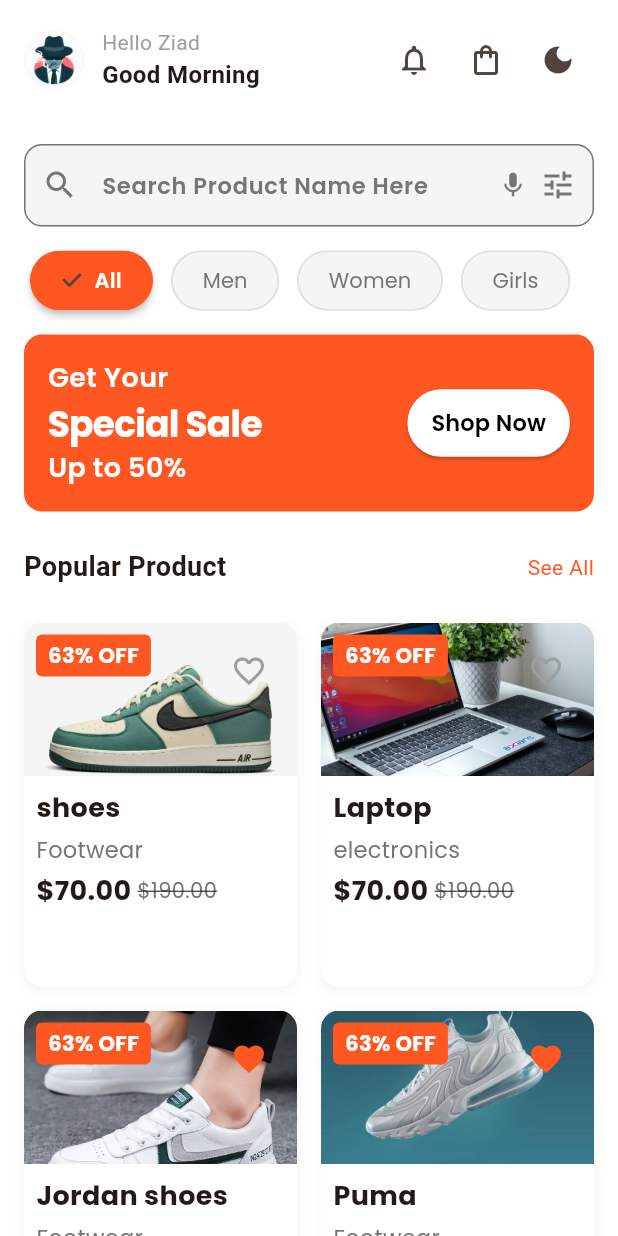
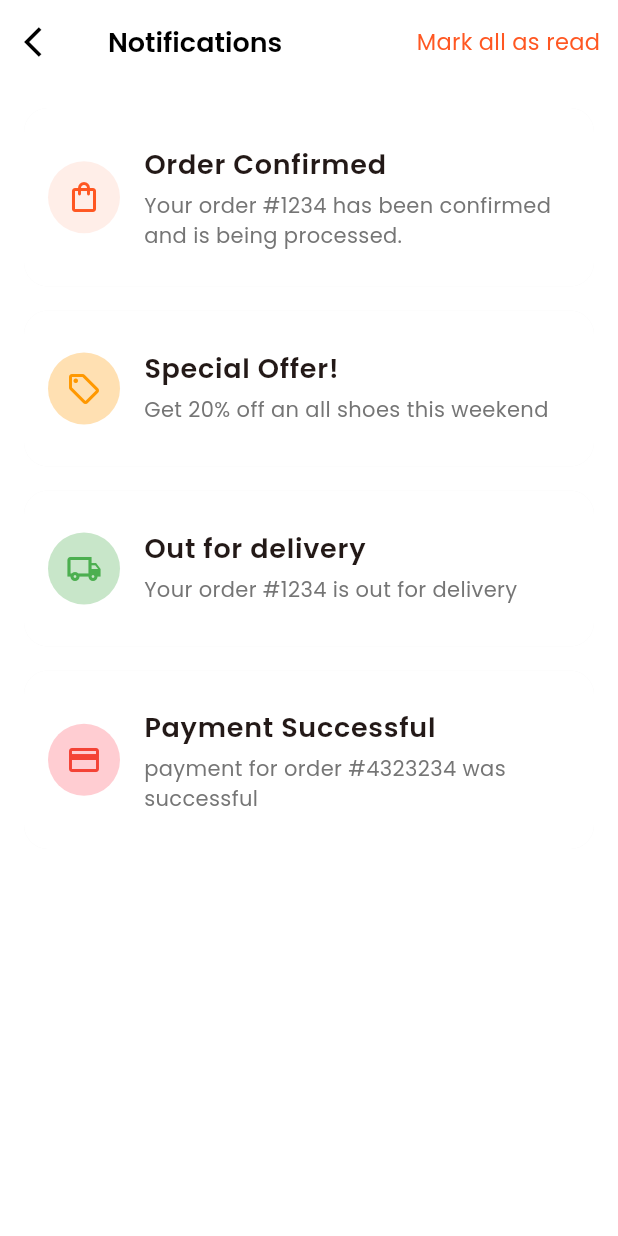
Before and after one commit to abdelrazzaq19/Ecommerce_ui_flutter-, a Flutter app: the HomeScreen screen opened directly, after a tap on the "notifications" icon, on a phone screen of 412 x 824 dp. Run offline on Flutter 3.47's test engine with Material 3 defaults, Android fonts, the phone set to English and light mode, and no system bars; our stand-ins replace get, get_storage, google_fonts, share_plus; accounts and stored records are empty.

Commit message:
11 commit

```diff
--- a/lib/view/account_screen.dart
+++ b/lib/view/account_screen.dart
@@ -26,7 +26,7 @@ class AccountScreen extends StatelessWidget {
         ),
         actions: [
           IconButton(
-            onPressed: () => Get.to(()=> SettingsScreen()),
+            onPressed: () => Get.to(() => SettingsScreen()),
             icon: Icon(
               Icons.settings_outlined,
               color: isDark ? Colors.white : Colors.black,
--- a/lib/view/home_screen.dart
+++ b/lib/view/home_screen.dart
@@ -1,6 +1,7 @@
 import 'package:ecommerce_ui/controllers/theme_controller.dart';
 import 'package:ecommerce_ui/view/all_products_screen.dart';
 import 'package:ecommerce_ui/view/cart_screen.dart';
+import 'package:ecommerce_ui/view/notifications/view/notifications_screen.dart';
 import 'package:ecommerce_ui/view/widgets/category_chips.dart';
 import 'package:ecommerce_ui/view/widgets/custom_search_bar.dart';
 import 'package:ecommerce_ui/view/widgets/product_grid.dart';
@@ -47,7 +48,7 @@ class HomeScreen extends StatelessWidget {
                   Spacer(),
                   // notification icon
                   IconButton(
-                    onPressed: () {},
+                    onPressed: () => Get.to(() => NotificationsScreen()),
                     icon: Icon(Icons.notifications_outlined),
                   ),
                   // cart button
--- /dev/null
+++ b/lib/view/notifications/models/notification_type.dart
@@ -0,0 +1,17 @@
+enum NotificationType { order, delivery, promo, payment }
+
+class NotificationItem {
+  final String title;
+  final String message;
+  final String time;
+  final NotificationType type;
+  final bool isRead;
+
+  NotificationItem({
+    required this.title,
+    required this.message,
+    required this.time,
+    required this.type,
+    this.isRead = false,
+  });
+}
--- /dev/null
+++ b/lib/view/notifications/repositories/notification_repository.dart
@@ -0,0 +1,36 @@
+import 'package:ecommerce_ui/view/notifications/models/notification_type.dart';
+
+class NotificationRepository {
+  List<NotificationItem> getNotifications() {
+    return [
+      NotificationItem(
+        title: "Order Confirmed",
+        message: "Your order #1234 has been confirmed and is being processed.",
+        time: "2 minutes ago",
+        type: NotificationType.order,
+        isRead: true,
+      ),
+      NotificationItem(
+        title: "Special Offer!",
+        message: "Get 20% off an all shoes this weekend",
+        time: "1 hour ago",
+        type: NotificationType.promo,
+        isRead: true,
+      ),
+      NotificationItem(
+        title: "Out for delivery",
+        message: "Your order #1234 is out for delivery",
+        time: "3 hour ago",
+        type: NotificationType.delivery,
+        isRead: true,
+      ),
+      NotificationItem(
+        title: "Payment Successful",
+        message: "payment for order #4323234 was successful",
+        time: "2 minutes ago",
+        type: NotificationType.payment,
+        isRead: true,
+      ),
+    ];
+  }
+}
--- /dev/null
+++ b/lib/view/notifications/utils/notification_utils.dart
@@ -0,0 +1,48 @@
+// ignore_for_file: deprecated_member_use
+
+import 'package:ecommerce_ui/view/notifications/models/notification_type.dart';
+import 'package:flutter/material.dart';
+
+class NotificationUtils {
+  static IconData getNotificationIcon(NotificationType type) {
+    switch (type) {
+      case NotificationType.order:
+        return Icons.shopping_bag_outlined;
+      case NotificationType.delivery:
+        return Icons.local_shipping_outlined;
+      case NotificationType.promo:
+        return Icons.local_offer_outlined;
+      case NotificationType.payment:
+        return Icons.payment_outlined;
+    }
+  }
+
+  static Color getIconBackgroundColor(
+    BuildContext context,
+    NotificationType type,
+  ) {
+    switch (type) {
+      case NotificationType.order:
+        return Theme.of(context).primaryColor.withOpacity(0.1);
+      case NotificationType.delivery:
+        return Colors.green[100]!;
+      case NotificationType.promo:
+        return Colors.orange[100]!;
+      case NotificationType.payment:
+        return Colors.red[100]!;
+    }
+  }
+
+  static Color getIconColor(BuildContext context, NotificationType type) {
+    switch (type) {
+      case NotificationType.order:
+        return Theme.of(context).primaryColor;
+      case NotificationType.delivery:
+        return Colors.green;
+      case NotificationType.promo:
+        return Colors.orange;
+      case NotificationType.payment:
+        return Colors.red;
+    }
+  }
+}
--- /dev/null
+++ b/lib/view/notifications/view/notifications_screen.dart
@@ -0,0 +1,118 @@
+// ignore_for_file: deprecated_member_use
+
+import 'package:ecommerce_ui/utils/app_textstyles.dart';
+import 'package:ecommerce_ui/view/notifications/models/notification_type.dart';
+import 'package:ecommerce_ui/view/notifications/repositories/notification_repository.dart';
+import 'package:ecommerce_ui/view/notifications/utils/notification_utils.dart';
+import 'package:flutter/material.dart';
+import 'package:get/get_core/get_core.dart';
+import 'package:get/get_navigation/src/extension_navigation.dart';
+
+class NotificationsScreen extends StatelessWidget {
+  final NotificationRepository _repository = NotificationRepository();
+  NotificationsScreen({super.key});
+
+  @override
+  Widget build(BuildContext context) {
+    final isDark = Theme.of(context).brightness == Brightness.dark;
+    final notifications = _repository.getNotifications();
+
+    return Scaffold(
+      appBar: AppBar(
+        leading: IconButton(
+          onPressed: () => Get.back(),
+          icon: Icon(
+            Icons.arrow_back_ios,
+            color: isDark ? Colors.white : Colors.black,
+          ),
+        ),
+        title: Text(
+          "Notifications",
+          style: AppTextstyles.withColor(
+            AppTextstyles.h3,
+            isDark ? Colors.white : Colors.black,
+          ),
+        ),
+        actions: [
+          TextButton(
+            onPressed: () {},
+            child: Text(
+              "Mark all as read",
+              style: AppTextstyles.withColor(
+                AppTextstyles.bodyMedium,
+                Theme.of(context).primaryColor,
+              ),
+            ),
+          ),
+        ],
+      ),
+      body: ListView.builder(
+        padding: EdgeInsets.all(16),
+        itemCount: notifications.length,
+        itemBuilder: (context, index) =>
+            _buildNotificationCard(context, notifications[index]),
+      ),
+    );
+  }
+
+  Widget _buildNotificationCard(
+    BuildContext context,
+    NotificationItem notification,
+  ) {
+    final isDark = Theme.of(context).brightness == Brightness.dark;
+
+    return Container(
+      margin: EdgeInsets.only(bottom: 16),
+      decoration: BoxDecoration(
+        color: notification.isRead
+            ? Theme.of(context).cardColor
+            : Theme.of(context).primaryColor.withOpacity(0.1),
+        borderRadius: BorderRadius.circular(16),
+        boxShadow: [
+          BoxShadow(
+            color: isDark
+                ? Colors.black.withOpacity(0.2)
+                : Colors.grey.withOpacity(0.1),
+          ),
+        ],
+      ),
+      child: ListTile(
+        contentPadding: EdgeInsets.all(16),
+        leading: Container(
+          padding: EdgeInsets.all(12),
+          decoration: BoxDecoration(
+            color: NotificationUtils.getIconBackgroundColor(
+              context,
+              notification.type,
+            ),
+            shape: BoxShape.circle,
+          ),
+          child: Icon(
+            NotificationUtils.getNotificationIcon(notification.type),
+            color: NotificationUtils.getIconColor(context, notification.type),
+          ),
+        ),
+        title: Text(
+          notification.title,
+          style: AppTextstyles.withColor(
+            AppTextstyles.bodyLarge,
+            Theme.of(context).textTheme.bodyLarge!.color!,
+          ),
+        ),
+        subtitle: Column(
+          crossAxisAlignment: CrossAxisAlignment.start,
+          children: [
+            SizedBox(height: 4),
+            Text(
+              notification.message,
+              style: AppTextstyles.withColor(
+                AppTextstyles.bodySmall,
+                isDark ? Colors.grey[400]! : Colors.grey[600]!,
+              ),
+            ),
+          ],
+        ),
+      ),
+    );
+  }
+}
```
